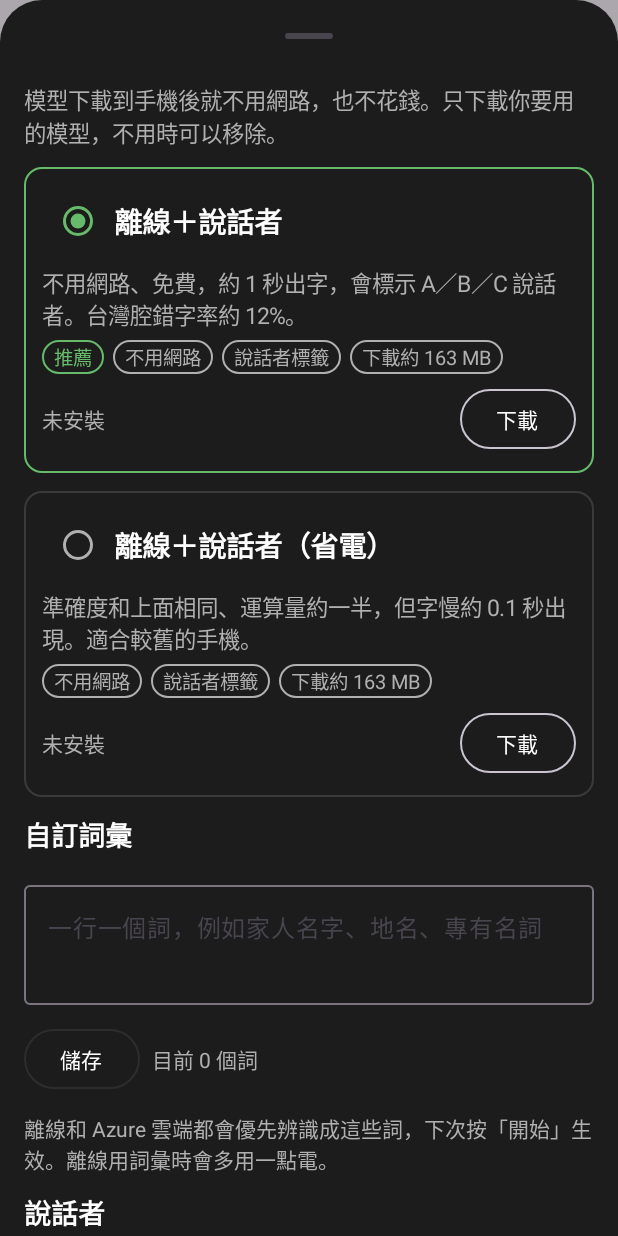
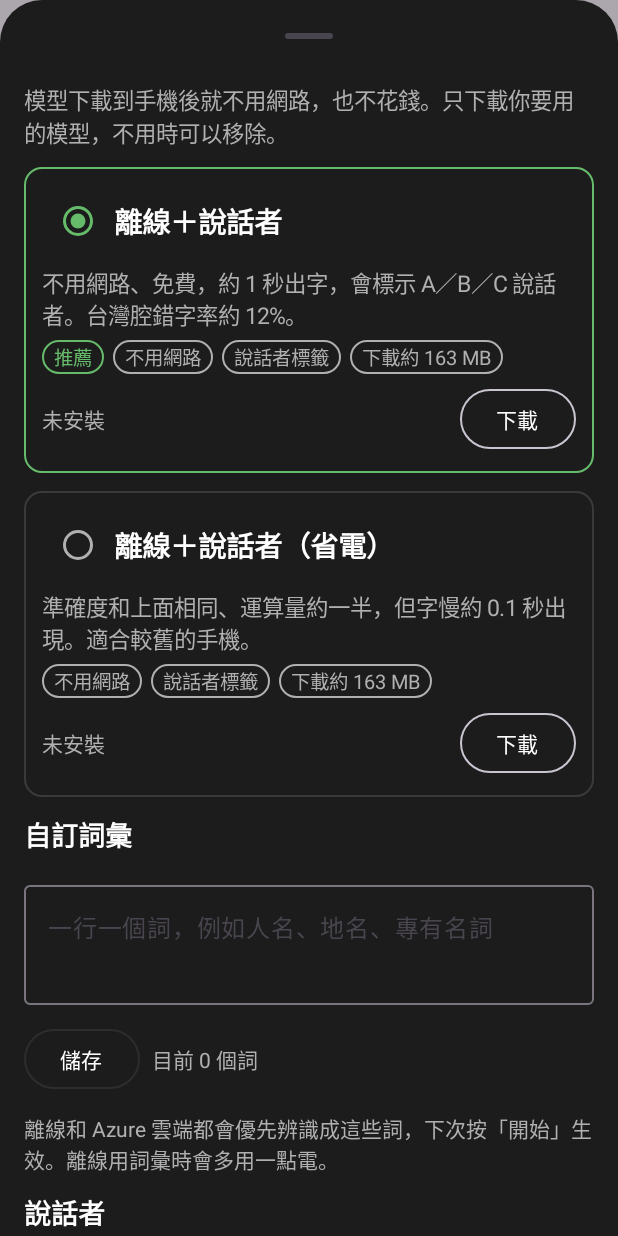
Before and after one commit to e4903180/realtime-captions-android, an Android app built with Jetpack Compose: the composable EnginePicker shown on its own in the app's theme, scrolled down 509 dp, on a phone screen of 412 x 824 dp. Run offline under Robolectric (Android 15) with nearby library versions, the phone set to English and light mode, and no system bars; libraries missing offline, so code that uses them is left out: org.apache.commons; pictures from the network do not load; 2 statements that could not run were skipped.

Commit message:
Docs and app text: drop the for-family wording; neutral wording in requirements
Co-Authored-By: Claude Fable 5.2 <noreply@anthropic.com>
Claude-Session: https://claude.ai/code/session_01WLZAMJvnbEsVYokfDDjjWP

```diff
--- a/app/src/main/java/tw/captions/app/ui/EnginePicker.kt
+++ b/app/src/main/java/tw/captions/app/ui/EnginePicker.kt
@@ -123,7 +123,7 @@ fun EnginePicker(
             androidx.compose.material3.OutlinedTextField(
                 value = words,
                 onValueChange = { words = it },
-                label = { Text("一行一個詞，例如家人名字、地名、專有名詞") },
+                label = { Text("一行一個詞，例如人名、地名、專有名詞") },
                 minLines = 3,
                 maxLines = 6,
                 modifier = Modifier.fillMaxWidth(),
--- a/core/src/commonMain/kotlin/tw/captions/core/TextProcessor.kt
+++ b/core/src/commonMain/kotlin/tw/captions/core/TextProcessor.kt
@@ -80,7 +80,7 @@ object ChinesePunctuation : TextStep {
     }
 }
 
-/** User dictionary for words the engine keeps getting wrong (e.g. family names). */
+/** User dictionary for words the engine keeps getting wrong (e.g. people's names). */
 class CorrectionDictionary(corrections: Map<String, String>) : TextStep {
     // Longest keys first so that longer phrases win over their substrings.
     private val entries = corrections.entries
```
Also changed, not shown: 9 other files.
